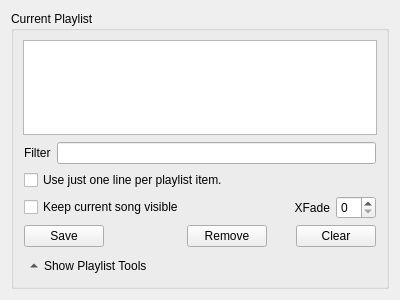
First picture: the form in CurrentListForm.ui, repository tarmack/Pythagora, before the edit.
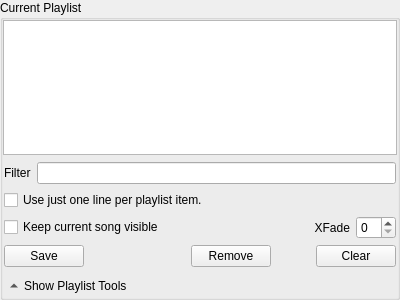
Second picture: the form after the edit. Icons and pictures are not drawn. Custom widgets are drawn as their Qt base class.

What changed in the file:
```diff
--- a/CurrentListForm.ui
+++ b/CurrentListForm.ui
@@ -14,6 +14,9 @@
    <string>Form</string>
   </property>
   <layout class="QHBoxLayout" name="horizontalLayout_2">
+   <property name="margin">
+    <number>0</number>
+   </property>
    <item>
     <widget class="QGroupBox" name="currentGroup">
      <property name="sizePolicy">
@@ -26,6 +29,9 @@
       <string>Current Playlist</string>
      </property>
      <layout class="QVBoxLayout" name="verticalLayout_4" stretch="0,0,0">
+      <property name="margin">
+       <number>0</number>
+      </property>
       <item>
        <widget class="QListWidget" name="currentList">
         <property name="contextMenuPolicy">
```
